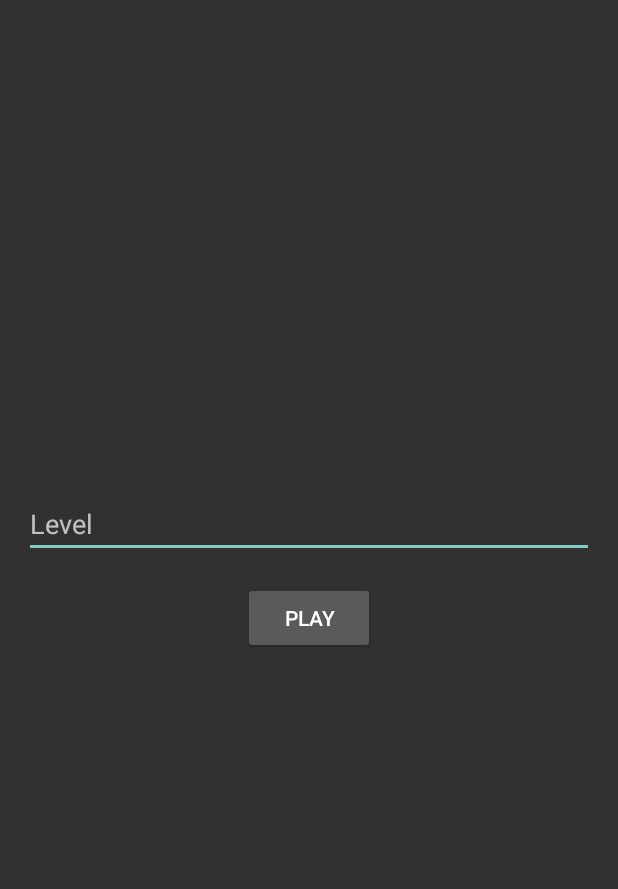
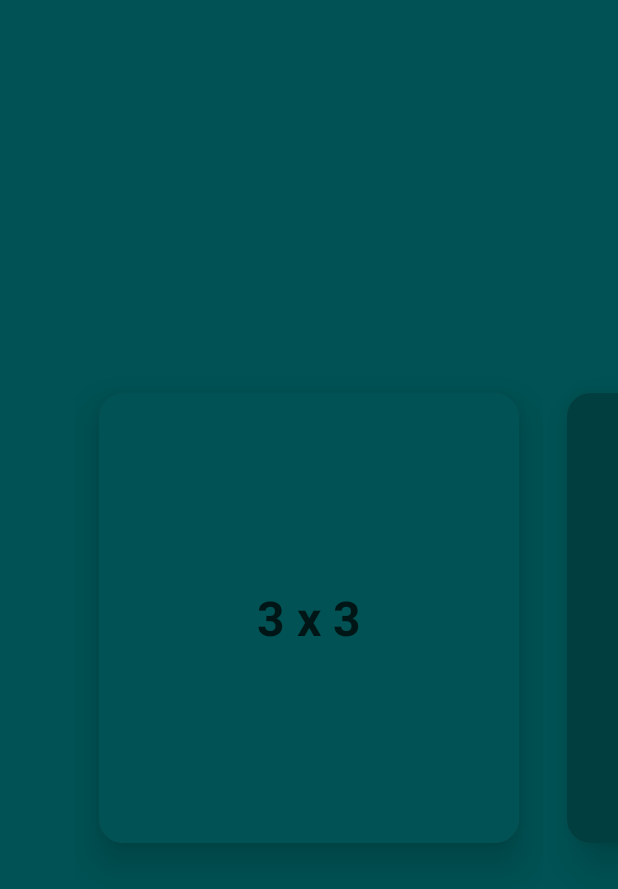
Before and after one commit to 98philips/M_Overflow, an Android app: the screen it shows after launch (Home), on a phone screen of 412 x 824 dp. Shown: the top 889 px of the screen. Run offline under Robolectric (Android 15) with nearby library versions, the phone set to English and light mode, and no system bars.

Commit message:
Home Screen UI

```diff
--- a/app/src/main/java/com/evedevelopers/mof/activities/GamePlay.java
+++ b/app/src/main/java/com/evedevelopers/mof/activities/GamePlay.java
@@ -63,7 +63,7 @@ public class GamePlay extends AppCompatActivity {
         params.setMargins(8,8,8,8);
         button.setLayoutParams(params);
         button.setBackground(getResources().getDrawable(color));
-        button.setVisibility(View.VISIBLE);
+        button.setVisibility(View.INVISIBLE);
         final Cell c = new Cell(button);
         button.setOnClickListener(new View.OnClickListener() {
             @Override
--- a/app/src/main/java/com/evedevelopers/mof/activities/Home.java
+++ b/app/src/main/java/com/evedevelopers/mof/activities/Home.java
@@ -1,26 +1,95 @@
 package com.evedevelopers.mof.activities;
 
 import androidx.appcompat.app.AppCompatActivity;
+import androidx.viewpager.widget.ViewPager;
 
+import android.animation.Animator;
 import android.content.Intent;
+import android.graphics.drawable.DrawableContainer;
 import android.os.Bundle;
+import android.util.DisplayMetrics;
+import android.util.Log;
 import android.view.View;
+import android.view.ViewAnimationUtils;
+import android.view.WindowManager;
 import android.widget.Button;
 import android.widget.EditText;
+import android.widget.ImageView;
+import android.widget.RelativeLayout;
 
 import com.evedevelopers.mof.R;
+import com.evedevelopers.mof.adapters.ViewPagerAdapter;
+
+import java.util.ArrayList;
+import java.util.List;
 
 public class Home extends AppCompatActivity implements View.OnClickListener {
 
     Button play;
     EditText level;
+    ViewPager viewPager;
+    List<Integer> level_list;
+    DrawableContainer container;
+    RelativeLayout relativeLayout;
+    ImageView imageView;
+    int[] colors ={
+            R.color.green0,
+            R.color.green1,
+            R.color.green2,
+            R.color.green3
+    };
+    int w,h,bgc;
 
     @Override
     protected void onCreate(Bundle savedInstanceState) {
         super.onCreate(savedInstanceState);
         setContentView(R.layout.activity_home_new);
         findViewById(R.id.play).setOnClickListener(this);
+        imageView = findViewById(R.id.bg);
+        relativeLayout = findViewById(R.id.relative_bg);
+        viewPager = findViewById(R.id.view_pager);
         level = findViewById(R.id.level);
+        level_list = new ArrayList<>();
+        level_list.add(3);
+        level_list.add(4);
+        level_list.add(5);
+        level_list.add(6);
+        bgc = 1;
+        container = new DrawableContainer();
+        DisplayMetrics displayMetrics = new DisplayMetrics();
+        getWindowManager().getDefaultDisplay().getMetrics(displayMetrics);
+        w = displayMetrics.widthPixels;
+        h = displayMetrics.heightPixels;
+        viewPager.setAdapter(new ViewPagerAdapter(level_list,Home.this));
+        imageView.post(new Runnable() {
+            @Override
+            public void run() {
+                //create your anim here
+                animation(0);
+            }
+        });
+        viewPager.addOnPageChangeListener(new ViewPager.OnPageChangeListener() {
+            @Override
+            public void onPageScrolled(final int position, float positionOffset, int positionOffsetPixels) {
+            }
+
+            @Override
+            public void onPageSelected(final int position) {
+                imageView.post(new Runnable() {
+                    @Override
+                    public void run() {
+                        //create your anim here
+                        animation(position);
+                    }
+                });
+            }
+
+            @Override
+            public void onPageScrollStateChanged(int state) {
+
+            }
+        });
+
     }
 
     @Override
@@ -33,4 +102,42 @@ public class Home extends AppCompatActivity implements View.OnClickListener {
                 break;
         }
     }
+
+    void animation(final int pos){
+        relativeLayout.setBackgroundColor(getResources().getColor(colors[bgc]));
+        getWindow().addFlags(WindowManager.LayoutParams.FLAG_DRAWS_SYSTEM_BAR_BACKGROUNDS);
+        getWindow().setStatusBarColor(getResources().getColor(colors[pos]));
+        getWindow().setNavigationBarColor(getResources().getColor(colors[pos]));
+        if (imageView.getVisibility() == View.VISIBLE) {
+            imageView.setVisibility(View.GONE);
+        }
+        Log.d("Here","");
+        imageView.setBackgroundColor(getResources().getColor(colors[pos]));
+        double finalRadius = Math.hypot(w,h);
+        Animator anim = ViewAnimationUtils.createCircularReveal(imageView,w/2,h/2,0, (float) finalRadius);
+        imageView.setVisibility(View.VISIBLE);
+        anim.setDuration(1000);
+        anim.addListener(new Animator.AnimatorListener() {
+            @Override
+            public void onAnimationStart(Animator animator) {
+
+            }
+
+            @Override
+            public void onAnimationEnd(Animator animator) {
+                bgc = pos;
+            }
+
+            @Override
+            public void onAnimationCancel(Animator animator) {
+
+            }
+
+            @Override
+            public void onAnimationRepeat(Animator animator) {
+
+            }
+        });
+        anim.start();
+    }
 }
--- /dev/null
+++ b/app/src/main/java/com/evedevelopers/mof/adapters/ViewPagerAdapter.java
@@ -0,0 +1,77 @@
+package com.evedevelopers.mof.adapters;
+
+import android.content.Context;
+import android.content.Intent;
+import android.view.LayoutInflater;
+import android.view.View;
+import android.view.ViewGroup;
+import android.widget.RelativeLayout;
+import android.widget.TextView;
+
+import androidx.annotation.NonNull;
+import androidx.cardview.widget.CardView;
+import androidx.viewpager.widget.PagerAdapter;
+import androidx.viewpager.widget.ViewPager;
+
+import com.evedevelopers.mof.R;
+import com.evedevelopers.mof.activities.GamePlay;
+
+import java.util.List;
+
+public class ViewPagerAdapter extends PagerAdapter {
+
+    List<Integer> levelList;
+    Context context;
+    LayoutInflater layoutInflater;
+    int[] greens = {
+            R.color.green0,
+            R.color.green1,
+            R.color.green2,
+            R.color.green3
+    };
+
+    public ViewPagerAdapter(List<Integer> levelList, Context context) {
+        this.levelList = levelList;
+        this.context = context;
+    }
+
+    @Override
+    public int getCount() {
+        return levelList.size();
+    }
+
+    @Override
+    public boolean isViewFromObject(@NonNull View view, @NonNull Object object) {
+        return view.equals(object);
+    }
+
+    @NonNull
+    @Override
+    public Object instantiateItem(@NonNull ViewGroup container, final int position) {
+        layoutInflater = LayoutInflater.from(context);
+        View view = layoutInflater.inflate(R.layout.level_item,container,false);
+        TextView textView = view.findViewById(R.id.level_text);
+        CardView cardView = view.findViewById(R.id.card);
+        RelativeLayout r = view.findViewById(R.id.card_bg);
+        r.setBackgroundColor(context.getResources().getColor(greens[position]));
+        textView.setTextColor(context.getResources().getColor(greens[levelList.size()-position-1]));
+        cardView.setOnClickListener(new View.OnClickListener() {
+            @Override
+            public void onClick(View view) {
+                Intent i = new Intent(context, GamePlay.class);
+                i.setFlags(Intent.FLAG_ACTIVITY_NEW_TASK);
+                i.putExtra("level",levelList.get(position));
+                context.startActivity(i);
+            }
+        });
+        String m = String.valueOf(levelList.get(position)).concat(" x ").concat(String.valueOf(levelList.get(position)));
+        textView.setText(m);
+        container.addView(view,0);
+        return view;
+    }
+
+    @Override
+    public void destroyItem(@NonNull ViewGroup container, int position, @NonNull Object object) {
+        container.removeView((View)object);
+    }
+}
--- a/app/src/main/res/layout/activity_home_new.xml
+++ b/app/src/main/res/layout/activity_home_new.xml
@@ -4,6 +4,7 @@
     xmlns:tools="http://schemas.android.com/tools"
     android:layout_width="match_parent"
     android:layout_height="match_parent"
+    android:id="@+id/relative_bg"
     tools:context=".activities.Home">
 
     <EditText
@@ -12,6 +13,7 @@
         android:layout_height="wrap_content"
         android:layout_margin="16dp"
         android:hint="Level"
+        android:visibility="gone"
         android:inputType="number"
         android:layout_above="@+id/play"/>
 
@@ -19,7 +21,27 @@
         android:layout_width="wrap_content"
         android:layout_height="wrap_content"
         android:id="@+id/play"
+        android:visibility="gone"
         android:layout_centerInParent="true"
         android:text="PLAY"/>
 
+
+    <ImageView
+        android:id="@+id/bg"
+        android:layout_width="match_parent"
+        android:layout_height="match_parent"
+        android:visibility="gone"
+        />
+
+    <androidx.viewpager.widget.ViewPager
+        android:id="@+id/view_pager"
+        android:overScrollMode="never"
+        android:clipToPadding="false"
+        android:paddingEnd="50dp"
+        android:paddingStart="50dp"
+        android:layout_width="match_parent"
+        android:layout_centerInParent="true"
+        android:layout_height="wrap_content"/>
+
+
 </RelativeLayout>
--- /dev/null
+++ b/app/src/main/res/layout/level_item.xml
@@ -0,0 +1,34 @@
+<?xml version="1.0" encoding="utf-8"?>
+<RelativeLayout xmlns:android="http://schemas.android.com/apk/res/android"
+    xmlns:app="http://schemas.android.com/apk/res-auto"
+    android:orientation="vertical"
+    android:layout_width="match_parent"
+    android:layout_height="match_parent">
+
+    <androidx.cardview.widget.CardView
+        android:layout_width="match_parent"
+        android:layout_height="300dp"
+        android:layout_margin="16dp"
+        app:cardElevation="16dp"
+        android:id="@+id/card"
+        android:layout_centerInParent="true"
+        app:cardCornerRadius="16dp"
+        >
+        <RelativeLayout
+            android:layout_width="match_parent"
+            android:layout_height="match_parent"
+            android:id="@+id/card_bg">
+            <TextView
+                android:layout_width="wrap_content"
+                android:layout_height="wrap_content"
+                android:padding="32dp"
+                android:textSize="32sp"
+                android:textStyle="bold"
+                android:gravity="center"
+                android:layout_centerInParent="true"
+                android:id="@+id/level_text"/>
+        </RelativeLayout>
+
+    </androidx.cardview.widget.CardView>
+
+</RelativeLayout>
--- a/app/src/main/res/values/colors.xml
+++ b/app/src/main/res/values/colors.xml
@@ -10,5 +10,13 @@
     <color name="orange">#f24f22</color>
     <color name="black">#000000</color>
     <color name="white">#ffffff</color>
+    <color name="color1">#00BCD4</color>
+    <color name="color2">#03A9F4</color>
+    <color name="color3">#2196F3</color>
+    <color name="color4">#3F51B5</color>
+    <color name="green0">#005254</color>
+    <color name="green1">#003E3F</color>
+    <color name="green2">#00292A</color>
+    <color name="green3">#001515</color>
 
 </resources>
```
